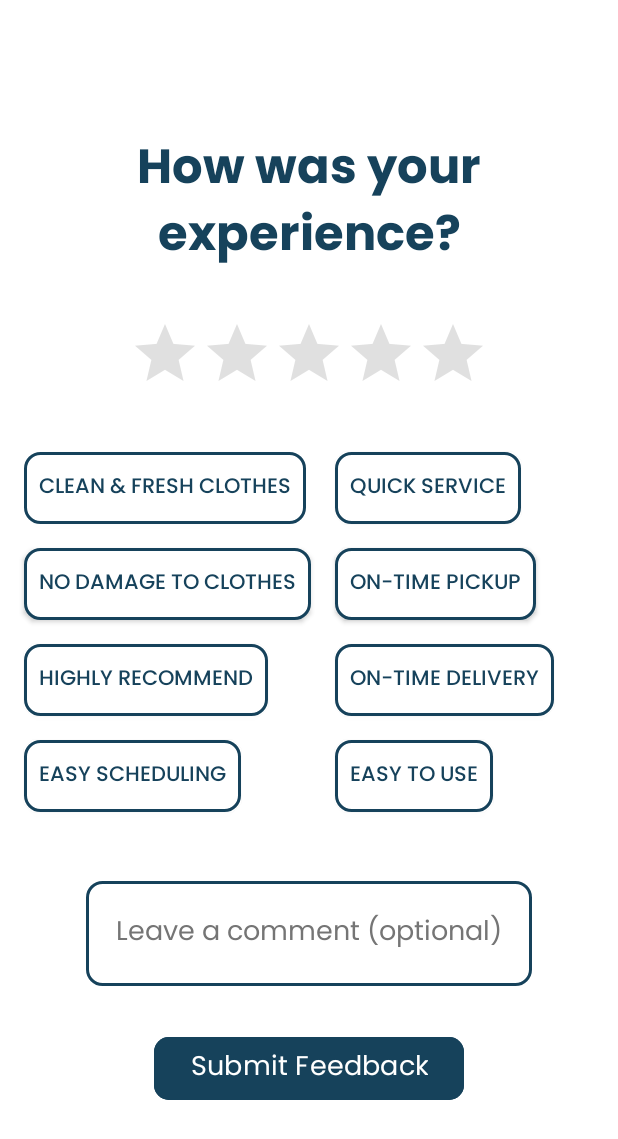
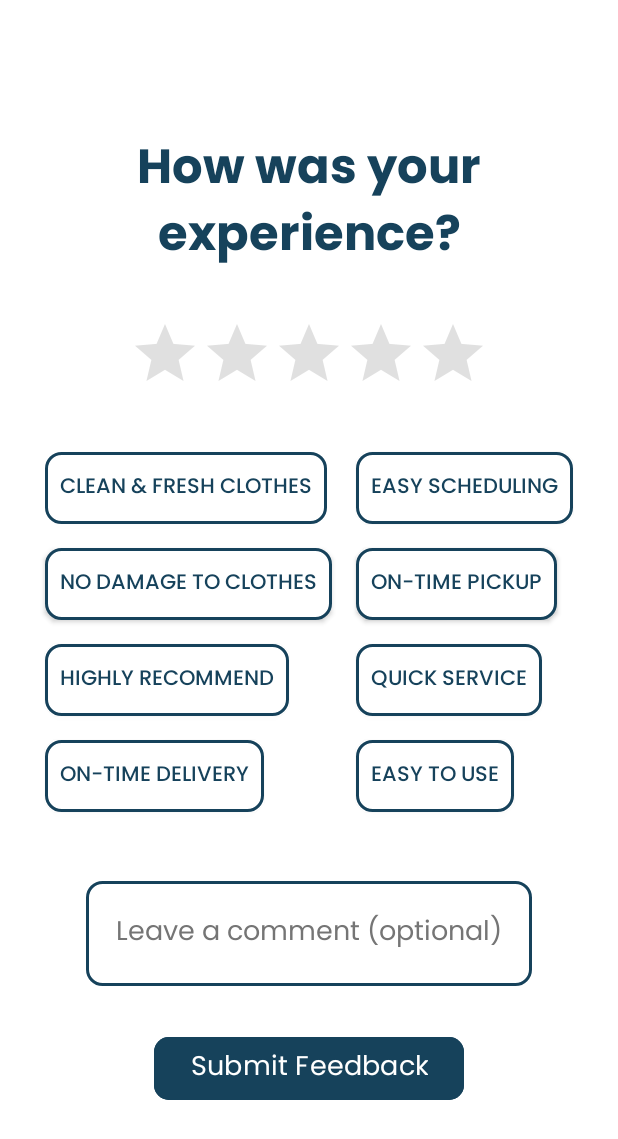
Before and after one commit to nerd6412/washwiz-mobile-app, an Android app: the FeedbackScreen screen opened directly, with no data from a screen before it, on a phone screen of 412 x 824 dp. Shown: the top 1139 px of the screen. Run offline under Robolectric (Android 15) with nearby library versions, the phone set to English and light mode, and no system bars; our stand-ins replace Firebase (no records; nobody signed in at launch, a user with empty details on screens opened directly); Roboto replaces fonts that are not available here.

Commit message:
WashWiz Version 1.6 12032024

```diff
--- a/app/src/main/res/layout/activity_feedback_screen.xml
+++ b/app/src/main/res/layout/activity_feedback_screen.xml
@@ -42,7 +42,7 @@
 
         <GridLayout
             android:id="@+id/feedbackCategoriesGrid"
-            android:layout_width="match_parent"
+            android:layout_width="wrap_content"
             android:layout_height="wrap_content"
             android:layout_gravity="center"
             android:layout_marginTop="16dp"
@@ -50,7 +50,6 @@
             android:rowCount="2"
             android:padding="8dp">
 
-            <!-- Sample Tag Buttons -->
             <ToggleButton
                 android:id="@+id/tagCleanFreshClothes"
                 android:layout_width="wrap_content"
@@ -65,15 +64,15 @@
                 android:padding="10dp"/>
 
             <ToggleButton
-                android:id="@+id/tagQuickService"
+                android:id="@+id/tagEasyScheduling"
                 android:layout_width="wrap_content"
                 android:layout_height="wrap_content"
                 android:layout_margin="8dp"
                 android:background="@drawable/custom_edittext"
                 android:fontFamily="@font/poppins_medium"
-                android:text="@string/quick_service"
-                android:textOn="@string/quick_service"
-                android:textOff="@string/quick_service"
+                android:text="@string/easy_scheduling"
+                android:textOn="@string/easy_scheduling"
+                android:textOff="@string/easy_scheduling"
                 android:textColor="@color/blue"
                 android:padding="10dp"/>
 
@@ -117,6 +116,19 @@
                 android:padding="10dp"/>
 
             <ToggleButton
+                android:id="@+id/tagQuickService"
+                android:layout_width="wrap_content"
+                android:layout_height="wrap_content"
+                android:layout_margin="8dp"
+                android:background="@drawable/custom_edittext"
+                android:fontFamily="@font/poppins_medium"
+                android:text="@string/quick_service"
+                android:textOn="@string/quick_service"
+                android:textOff="@string/quick_service"
+                android:textColor="@color/blue"
+                android:padding="10dp"/>
+
+            <ToggleButton
                 android:id="@+id/tagOnTimeDelivery"
                 android:layout_width="wrap_content"
                 android:layout_height="wrap_content"
@@ -126,19 +138,6 @@
                 android:text="@string/on_time_delivery"
                 android:textOn="@string/on_time_delivery"
                 android:textOff="@string/on_time_delivery"
-                android:textColor="@color/blue"
-                android:padding="10dp"/>
-
-            <ToggleButton
-                android:id="@+id/tagEasyScheduling"
-                android:layout_width="wrap_content"
-                android:layout_height="wrap_content"
-                android:layout_margin="8dp"
-                android:background="@drawable/custom_edittext"
-                android:fontFamily="@font/poppins_medium"
-                android:text="@string/easy_scheduling"
-                android:textOn="@string/easy_scheduling"
-                android:textOff="@string/easy_scheduling"
                 android:textColor="@color/blue"
                 android:padding="10dp"/>
 
--- a/app/src/main/res/layout/activity_order_detail_screen.xml
+++ b/app/src/main/res/layout/activity_order_detail_screen.xml
@@ -72,9 +72,10 @@
             <!-- RecyclerView for dynamic clothing input -->
             <androidx.recyclerview.widget.RecyclerView
                 android:id="@+id/clothingRecyclerView"
-                android:layout_width="match_parent"
+                android:layout_width="wrap_content"
                 android:layout_height="0dp"
                 android:layout_weight="1"
+                android:layout_gravity="center"
                 android:padding="14dp"
                 android:background="@color/white" />
 
```
Also changed, not shown: app/src/main/res/layout/item_clothing.xml (+0 -10 lines).
